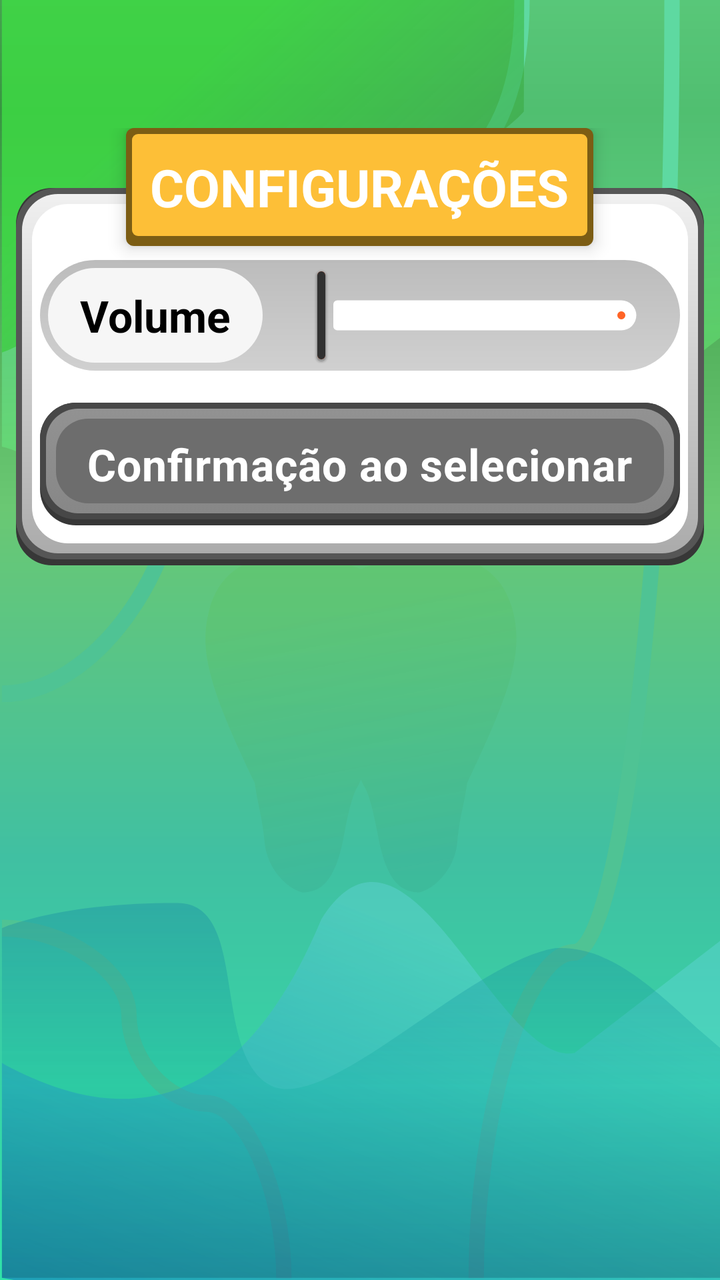
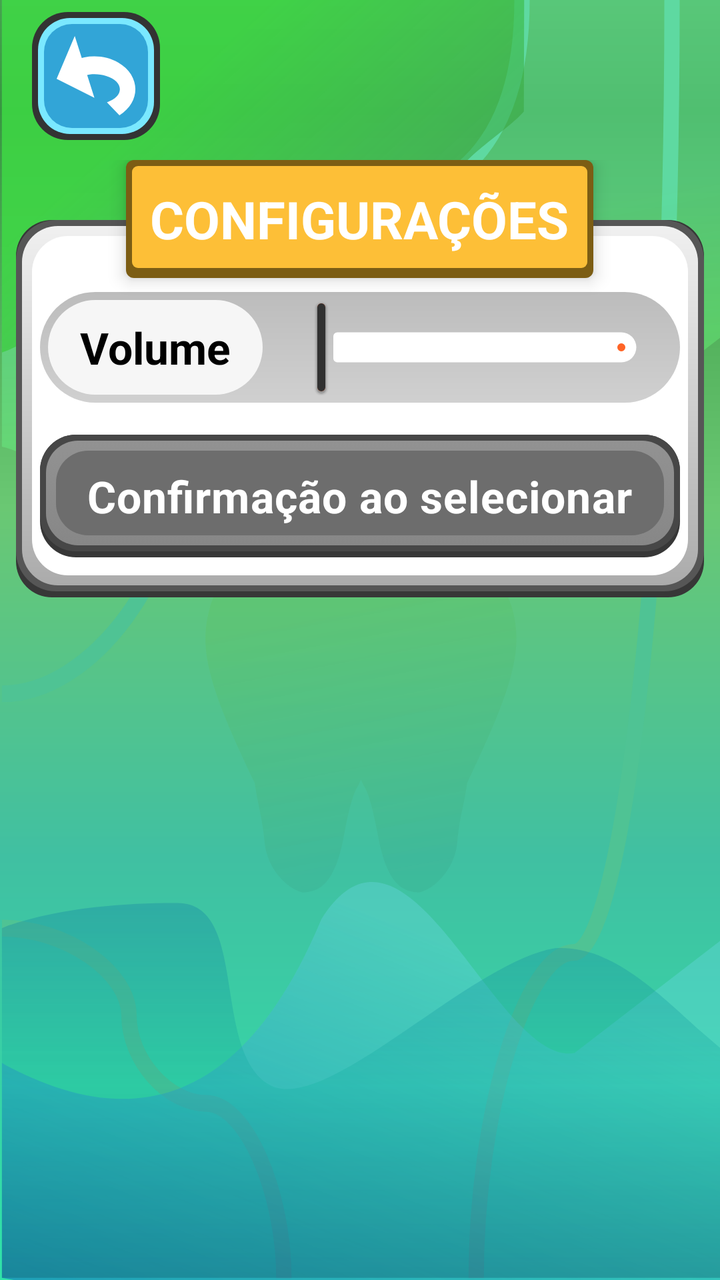

Screens rendered from an Android XML layout before and after an edit, with the pre-edit source and the edit as a unified diff.
<!-- AndroidManifest.xml: application theme Theme.ToothDecayStudyApp -->
<!-- res/layout/activity_configurations.xml -->
<?xml version="1.0" encoding="utf-8"?>
<androidx.constraintlayout.widget.ConstraintLayout xmlns:android="http://schemas.android.com/apk/res/android"
    xmlns:app="http://schemas.android.com/apk/res-auto"
    xmlns:tools="http://schemas.android.com/tools"
    android:id="@+id/main"
    android:layout_width="match_parent"
    android:layout_height="match_parent"
    android:background="@drawable/back_default"
    tools:context=".ConfigurationsActivity">
    <com.google.android.material.appbar.MaterialToolbar
        android:id="@+id/toolbar"
        android:layout_width="match_parent"
        android:layout_height="?attr/actionBarSize"
        android:background="@android:color/transparent"
        app:titleTextColor="@android:color/white"
        app:navigationIconTint="@android:color/white"
        app:layout_constraintTop_toTopOf="parent"/>



    <ScrollView
        android:layout_width="match_parent"
        android:layout_height="wrap_content"
        app:layout_constraintTop_toBottomOf="@id/toolbar">

        <RelativeLayout
            android:layout_width="match_parent"
            android:layout_height="wrap_content"

            >

            <TextView
                android:id="@+id/title"
                android:layout_width="wrap_content"
                android:layout_height="wrap_content"
                android:padding="12dp"
                android:textSize="26sp"
                android:textAlignment="center"
                android:background="@drawable/orange_title_card"
                android:textColor="@color/white"
                android:textStyle="bold"
                android:elevation="5dp"
                android:text="CONFIGURAÇÕES"
                android:layout_centerHorizontal="true"
                />

            <RelativeLayout
                android:layout_marginTop="30dp"
                android:layout_marginHorizontal="8dp"
                android:background="@drawable/white_card"
                android:layout_width="match_parent"
                android:paddingBottom="20dp"
                android:layout_height="wrap_content">



            <LinearLayout
                android:id="@+id/config1"
                android:layout_width="match_parent"
                android:layout_height="wrap_content"
                android:orientation="horizontal"
                android:layout_marginTop="36dp"
                android:background="@drawable/gray_back_result"
                android:layout_marginHorizontal="12dp"
                android:layout_alignParentTop="true">

                <TextView
                    android:layout_width="wrap_content"
                    android:layout_height="wrap_content"
                    android:textColor="@color/black"
                    android:background="@drawable/white_back_result"
                    android:textStyle="bold"
                    android:textSize="22sp"
                    android:layout_marginStart="4dp"
                    android:layout_marginVertical="4dp"
                    android:paddingHorizontal="16dp"
                    android:paddingVertical="9dp"
                    android:text="Volume"/>

                <com.google.android.material.slider.Slider
                    android:id="@+id/slider"
                    android:layout_width="match_parent"
                    android:layout_height="wrap_content"
                    android:layout_gravity="center"
                    android:layout_marginHorizontal="8dp"
                    android:valueFrom="0"
                    android:valueTo="100"
                    android:stepSize="1"
                    app:thumbRadius="15dp"
                    app:thumbElevation="2dp"
                    app:thumbColor="#FF7749"
                    app:thumbStrokeColor="@color/dark"
                    app:thumbStrokeWidth="2dp"
                    app:tickVisible="false"
                    app:trackHeight="15dp"
                    app:trackColorActive="#ff6426"
                    app:trackColorInactive="#FFFFFF"
                    app:haloColor="#E3E6FF"
                    />


            </LinearLayout>

            <LinearLayout

                android:id="@+id/config2"
                android:layout_width="match_parent"
                android:layout_height="wrap_content"
                android:orientation="horizontal"
                android:background="@drawable/white_card"
                android:layout_marginHorizontal="12dp"
                android:layout_below="@+id/config1"
                android:visibility="gone">

                <TextView
                    android:layout_width="wrap_content"
                    android:layout_height="wrap_content"
                    android:textStyle="bold"
                    android:textSize="22sp"
                    android:padding="16dp"
                    android:text="Spinner"/>

                <Spinner
                    android:id="@+id/spinner"
                    android:layout_width="match_parent"
                    android:layout_height="wrap_content"
                    android:layout_gravity="center"
                    />


            </LinearLayout>

            <CheckBox

                android:id="@+id/confirmOnSelectCB"
                android:layout_width="match_parent"
                android:layout_height="wrap_content"
                android:orientation="horizontal"
                android:button="@color/white"
                android:background="@drawable/checkbox_config"
                android:layout_marginHorizontal="12dp"
                android:layout_marginTop="16dp"
                android:textStyle="bold"
                android:textSize="22sp"
                android:padding="16dp"
                android:gravity="center"
                android:textColor="@color/white"

                android:text="Confirmação ao selecionar"
                android:layout_below="@+id/config2"/>



            </RelativeLayout>
        </RelativeLayout>


    </ScrollView>

</androidx.constraintlayout.widget.ConstraintLayout>
<!-- resources referenced by this layout -->
<resources>
  <color name="black">#FF000000</color>
  <color name="dark">#313131</color>
  <color name="white">#FFFFFFFF</color>
  <!-- drawable checkbox_config (drawable) -->
  <?xml version="1.0" encoding="utf-8"?>
  <selector xmlns:android="http://schemas.android.com/apk/res/android">
      <item android:drawable="@drawable/green_card" android:state_checked="true"/>
      <item android:drawable="@drawable/unselected_card"/>
  </selector>
  <!-- drawable gray_back_result (drawable) -->
  <?xml version="1.0" encoding="utf-8"?>
  <layer-list xmlns:android="http://schemas.android.com/apk/res/android">
  
  
      <item>
          <shape android:shape="rectangle">
              <corners android:radius="30dp"/>
              <gradient android:startColor="#D0D0D0"
                  android:endColor="#BCBCBC"
                  android:angle="90"/>
          </shape>
      </item>
  
  
  
  </layer-list>
  <!-- drawable orange_title_card (drawable) -->
  <?xml version="1.0" encoding="utf-8"?>
  <layer-list xmlns:android="http://schemas.android.com/apk/res/android">
      <item>
          <shape android:shape="rectangle">
              <corners android:radius="4dp" />
              <solid android:color="#7C5D14"/>
          </shape>
      </item>
      <item
          android:bottom="3dp"
          android:left="3dp"
          android:right="3dp"
          android:top="3dp">
          <shape android:shape="rectangle">
              <corners android:radius="4dp"/>
              <solid android:color="#7C5D14"/>
          </shape>
      </item>
  
      <item
          android:bottom="5dp"
          android:left="3dp"
          android:right="3dp"
          android:top="3dp">
          <shape android:shape="rectangle">
              <corners android:radius="3dp"/>
              <solid android:color="#FDBF37"/>
          </shape>
      </item>
  
  
  
  </layer-list>
  <!-- drawable white_back_result (drawable) -->
  <?xml version="1.0" encoding="utf-8"?>
  <layer-list xmlns:android="http://schemas.android.com/apk/res/android">
  
  
      <item>
          <shape android:shape="rectangle">
              <corners android:radius="30dp"/>
              <gradient android:startColor="#F6F6F6"
                  android:endColor="#F6F6F6"
                  android:angle="90"/>
          </shape>
      </item>
  
  
  
  </layer-list>
  <style name="Theme.ToothDecayStudyApp" parent="Base.Theme.ToothDecayStudyApp" />
  <style name="Base.Theme.ToothDecayStudyApp" parent="Theme.Material3.DayNight.NoActionBar">
          
          
      </style>
  <!-- unchanged entries left out for length: 4 -->
</resources>

<!-- the commit's change to res/layout/activity_configurations.xml (unified diff, before → after) -->
@@ -7,21 +7,46 @@
     android:layout_height="match_parent"
     android:background="@drawable/back_default"
     tools:context=".ConfigurationsActivity">
-    <com.google.android.material.appbar.MaterialToolbar
-        android:id="@+id/toolbar"
+
+
+
+
+
+
+
+
+
+
+    <androidx.constraintlayout.widget.ConstraintLayout
         android:layout_width="match_parent"
-        android:layout_height="?attr/actionBarSize"
-        android:background="@android:color/transparent"
-        app:titleTextColor="@android:color/white"
-        app:navigationIconTint="@android:color/white"
-        app:layout_constraintTop_toTopOf="parent"/>
+        android:id="@+id/returnButtonBar"
+        android:layout_height="80dp"
+        app:layout_constraintTop_toTopOf="parent"
+        android:layout_weight="3">
 
+        <ImageView
+            android:id="@+id/returnButton"
+            android:layout_width="0dp"
+            android:layout_height="0dp"
+            android:layout_marginVertical="6dp"
+            android:layout_marginStart="16dp"
+            android:layout_marginTop="16dp"
+            android:background="@drawable/return_button"
+            android:padding="12dp"
+            android:src="@drawable/return_icon"
+            app:layout_constraintDimensionRatio="1:1"
+            app:layout_constraintHeight_max="64dp"
+            app:layout_constraintStart_toStartOf="parent"
+            app:layout_constraintTop_toTopOf="parent" />
+
+
+    </androidx.constraintlayout.widget.ConstraintLayout>
 
 
     <ScrollView
         android:layout_width="match_parent"
         android:layout_height="wrap_content"
-        app:layout_constraintTop_toBottomOf="@id/toolbar">
+        app:layout_constraintTop_toBottomOf="@id/returnButtonBar">
 
         <RelativeLayout
             android:layout_width="match_parent"
<!-- resource entries referenced after the edit -->
@@ -60,6 +60,51 @@
   
   
   </layer-list>
+  <!-- drawable return_button (drawable) -->
+  <?xml version="1.0" encoding="utf-8"?>
+  <layer-list xmlns:android="http://schemas.android.com/apk/res/android">
+      <item>
+          <shape android:shape="rectangle">
+              <corners android:radius="18dp" />
+              <solid android:color="#333333"/>
+          </shape>
+      </item>
+      <item
+          android:bottom="3dp"
+          android:left="3dp"
+          android:right="3dp"
+          android:top="3dp">
+          <shape android:shape="rectangle">
+              <corners android:radius="16dp"/>
+              <solid android:color="#7AE8FF"/>
+          </shape>
+      </item>
+  
+  
+      <item
+          android:bottom="6dp"
+          android:left="6dp"
+          android:right="6dp"
+          android:top="6dp">
+          <shape android:shape="rectangle">
+              <corners android:radius="14dp"/>
+  
+              <solid android:color="#32A5D7"/>
+          </shape>
+      </item>
+  
+  </layer-list>
+  <!-- drawable return_icon (drawable) -->
+  <vector xmlns:android="http://schemas.android.com/apk/res/android"
+      android:width="32dp"
+      android:height="32dp"
+      android:viewportWidth="128"
+      android:viewportHeight="111">
+    <path
+        android:pathData="M30.02,0 L41.23,30.55 45.58,29.56C63.87,26.38 83.61,28.79 99.47,36.66 135.3,54.43 136.34,91.26 101.53,110L81.53,91.96C109.65,83.84 108.95,63.05 80.3,55.42 72.11,53.24 62.81,52.57 53.91,53.43L49.85,54.07 61.46,85.71 1,59.37Z"
+        android:fillColor="#FFFFFF"
+        android:fillType="evenOdd"/>
+  </vector>
   <!-- drawable white_back_result (drawable) -->
   <?xml version="1.0" encoding="utf-8"?>
   <layer-list xmlns:android="http://schemas.android.com/apk/res/android">
